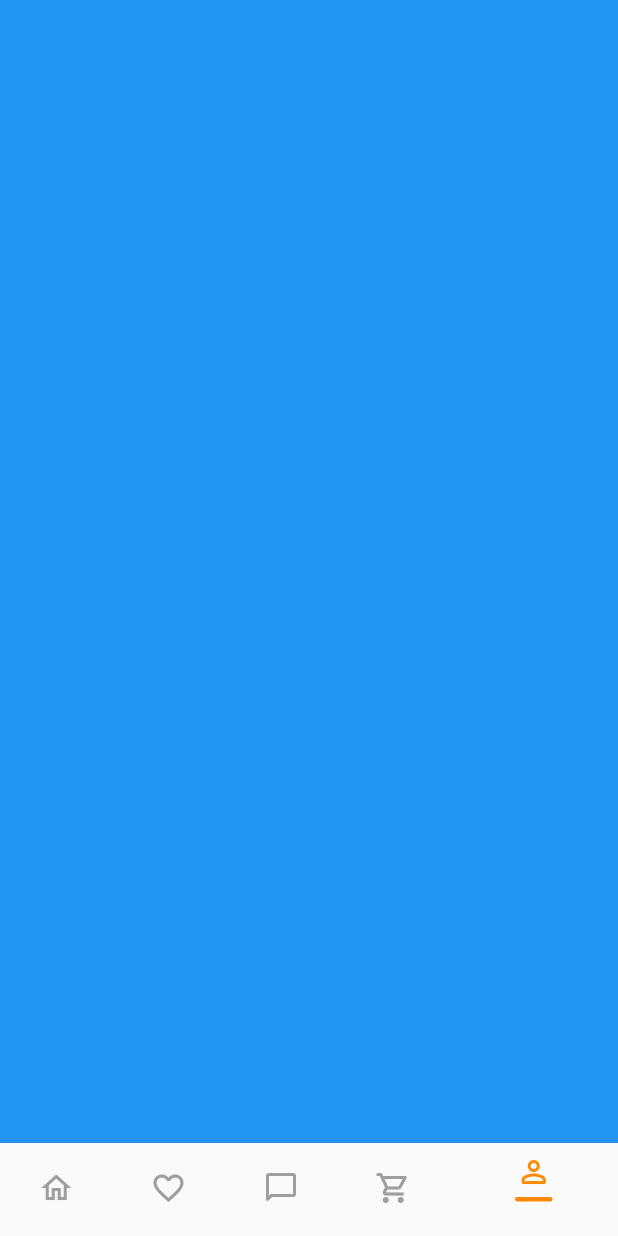
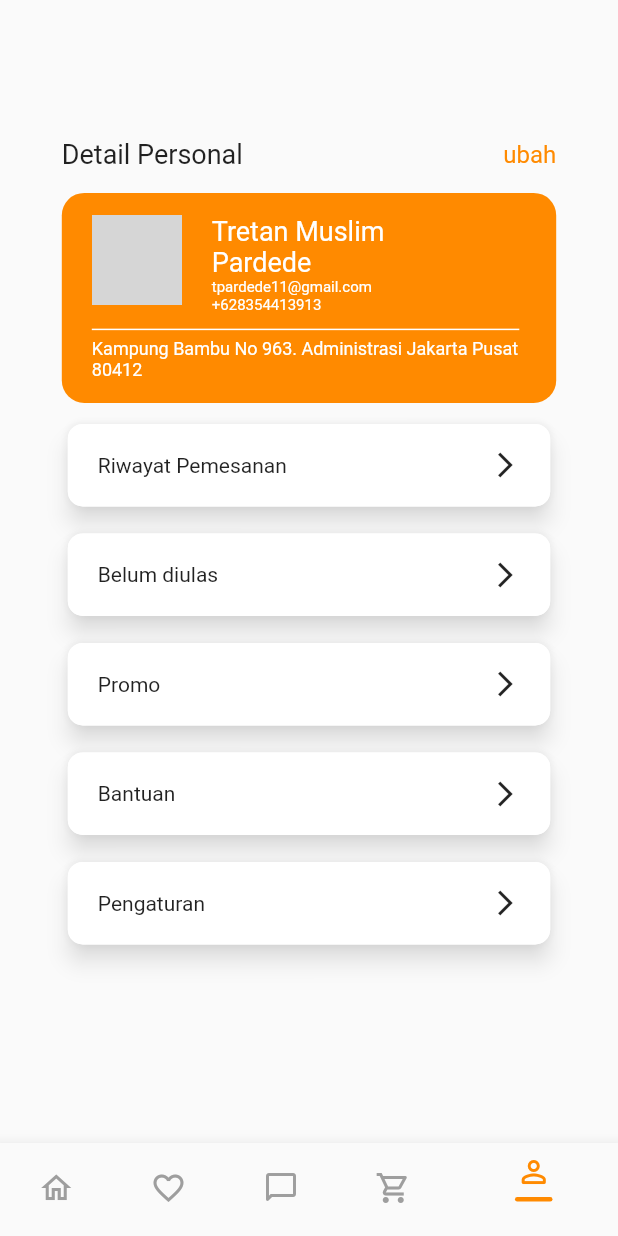
Before and after one commit to snykk/Ayummy, a Flutter app: the MainPage screen opened directly, item 5 of the bottom bar chosen, on a phone screen of 412 x 824 dp. Run offline on Flutter 3.47's test engine with Material 2 defaults, Android fonts, the phone set to English and light mode, and no system bars; grey boxes are pictures that could not be loaded.

Commit message:
page profile

```diff
--- a/lib/app/views/main/profile/profile_page.dart
+++ b/lib/app/views/main/profile/profile_page.dart
@@ -1,14 +1,143 @@
 import "package:flutter/material.dart";
+import 'package:project/app/views/main/profile/widgets/option_card.dart';
 
 class ProfilePage extends StatelessWidget {
   const ProfilePage({Key? key}) : super(key: key);
 
   @override
   Widget build(BuildContext context) {
-    return Container(
-      width: double.infinity,
-      height: double.infinity,
-      color: Colors.blue,
+    return Stack(
+      fit: StackFit.loose,
+      children: [
+        SizedBox(
+          width: MediaQuery.of(context).size.width,
+          height: double.infinity,
+        ),
+        Center(
+          child: SizedBox(
+            width: MediaQuery.of(context).size.width * 0.8,
+            height: MediaQuery.of(context).size.height * 0.7,
+            child: Column(
+              children: [
+                Row(
+                  mainAxisAlignment: MainAxisAlignment.spaceBetween,
+                  children: const [
+                    Text(
+                      "Detail Personal",
+                      style: TextStyle(fontSize: 18),
+                    ),
+                    Text(
+                      "ubah",
+                      style: TextStyle(
+                        fontSize: 16,
+                        color: Color(0xffff8a00),
+                      ),
+                    )
+                  ],
+                ),
+                const SizedBox(
+                  height: 15,
+                ),
+                Container(
+                  width: double.infinity,
+                  height: 140,
+                  padding:
+                      const EdgeInsets.symmetric(vertical: 15, horizontal: 20),
+                  decoration: BoxDecoration(
+                    borderRadius: BorderRadius.circular(15),
+                    color: const Color(0xffff8a00),
+                  ),
+                  child: Column(
+                    crossAxisAlignment: CrossAxisAlignment.start,
+                    mainAxisAlignment: MainAxisAlignment.spaceBetween,
+                    children: [
+                      SizedBox(
+                        width: double.infinity,
+                        height: 70,
+                        child: Row(
+                          mainAxisAlignment: MainAxisAlignment.start,
+                          crossAxisAlignment: CrossAxisAlignment.start,
+                          children: [
+                            SizedBox(
+                              width: 60,
+                              height: 60,
+                              child: ClipRRect(
+                                borderRadius: BorderRadius.circular(10),
+                                child: const Image(
+                                  fit: BoxFit.fill,
+                                  image: AssetImage(
+                                      "assets/profil/default_avatar.jpg"),
+                                ),
+                              ),
+                            ),
+                            const SizedBox(
+                              width: 20,
+                            ),
+                            SizedBox(
+                              width: 160,
+                              height: 70,
+                              child: Column(
+                                mainAxisAlignment: MainAxisAlignment.start,
+                                crossAxisAlignment: CrossAxisAlignment.start,
+                                children: const [
+                                  Text(
+                                    "Tretan Muslim Pardede",
+                                    style: TextStyle(
+                                        fontSize: 18, color: Colors.white),
+                                  ),
+                                  Text(
+                                    "tpardede11@gmail.com",
+                                    style: TextStyle(
+                                        fontSize: 10, color: Colors.white),
+                                  ),
+                                  Text(
+                                    "+628354413913",
+                                    style: TextStyle(
+                                        fontSize: 10, color: Colors.white),
+                                  )
+                                ],
+                              ),
+                            )
+                          ],
+                        ),
+                      ),
+                      Container(
+                        width: 285,
+                        height: 1,
+                        color: Colors.white,
+                      ),
+                      const Text(
+                        "Kampung Bambu No 963. Administrasi Jakarta Pusat 80412",
+                        style: TextStyle(fontSize: 12, color: Colors.white),
+                      )
+                    ],
+                  ),
+                ),
+                const SizedBox(
+                  height: 10,
+                ),
+                const OptionCard(text: Text("Riwayat Pemesanan")),
+                const SizedBox(
+                  height: 10,
+                ),
+                const OptionCard(text: Text("Belum diulas")),
+                const SizedBox(
+                  height: 10,
+                ),
+                const OptionCard(text: Text("Promo")),
+                const SizedBox(
+                  height: 10,
+                ),
+                const OptionCard(text: Text("Bantuan")),
+                const SizedBox(
+                  height: 10,
+                ),
+                const OptionCard(text: Text("Pengaturan")),
+              ],
+            ),
+          ),
+        )
+      ],
     );
   }
 }
--- /dev/null
+++ b/lib/app/views/main/profile/widgets/appbar_profile.dart
@@ -0,0 +1,33 @@
+import 'package:flutter/material.dart';
+
+class AppBarProfile extends StatelessWidget implements PreferredSizeWidget {
+  const AppBarProfile({Key? key}) : preferredSize = const Size.fromHeight(100), super(key: key);
+
+  @override
+  final Size preferredSize;
+
+  @override
+  Widget build(BuildContext context) {
+    return AppBar(
+      flexibleSpace: Container(
+        width: double.infinity,
+        height: double.infinity,
+        padding: const EdgeInsets.only(
+          top: 30,
+          right: 30,
+          left: 30
+        ),
+        color: const Color(0xffff8a00),
+        child: Row(
+          mainAxisAlignment: MainAxisAlignment.center,
+          children: const [
+            Text(
+              "Profilku",
+              style: TextStyle(fontSize: 22, color: Colors.white),
+            ),
+          ],
+        ),
+      )
+    );
+  }
+}
--- /dev/null
+++ b/lib/app/views/main/profile/widgets/option_card.dart
@@ -0,0 +1,36 @@
+import 'package:flutter/material.dart';
+
+class OptionCard extends StatelessWidget {
+  // ignore: prefer_typing_uninitialized_variables
+  final Text text;
+  const OptionCard({Key? key, required this.text}) : super(key: key);
+
+
+  @override
+  Widget build(BuildContext context) {
+    return Card(
+      child: Padding(
+        padding: const EdgeInsets.symmetric(horizontal: 20),
+        child: SizedBox(
+          width: double.infinity,
+          height: 55,
+          child: Row(
+            mainAxisAlignment: MainAxisAlignment.spaceBetween,
+            children: [
+              text,
+              const Icon(
+                Icons.arrow_forward_ios_outlined,
+                size: 20,
+              )
+            ],
+          ),
+        ),
+      ),
+      elevation: 6,
+      shadowColor: const Color.fromRGBO(255, 255, 255, 50),
+      shape: OutlineInputBorder(
+          borderRadius: BorderRadius.circular(10),
+          borderSide: const BorderSide(color: Colors.white, width: 1)),
+    );
+  }
+}
```
Also changed, not shown: assets/profil/default_avatar.jpg (added).
